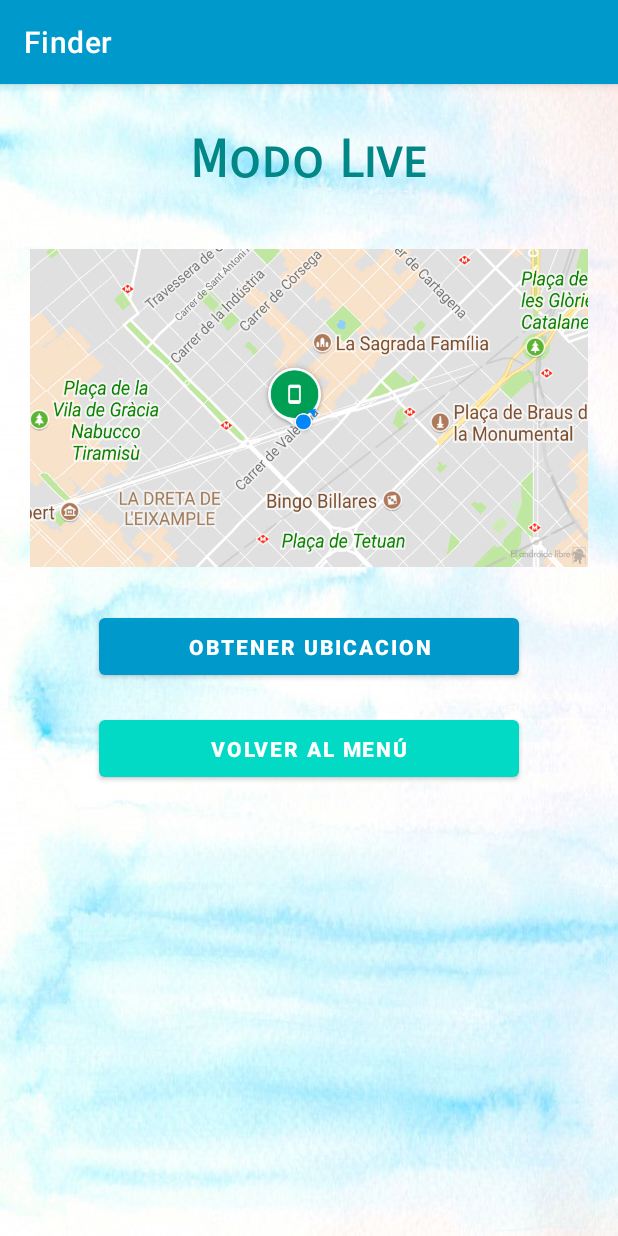
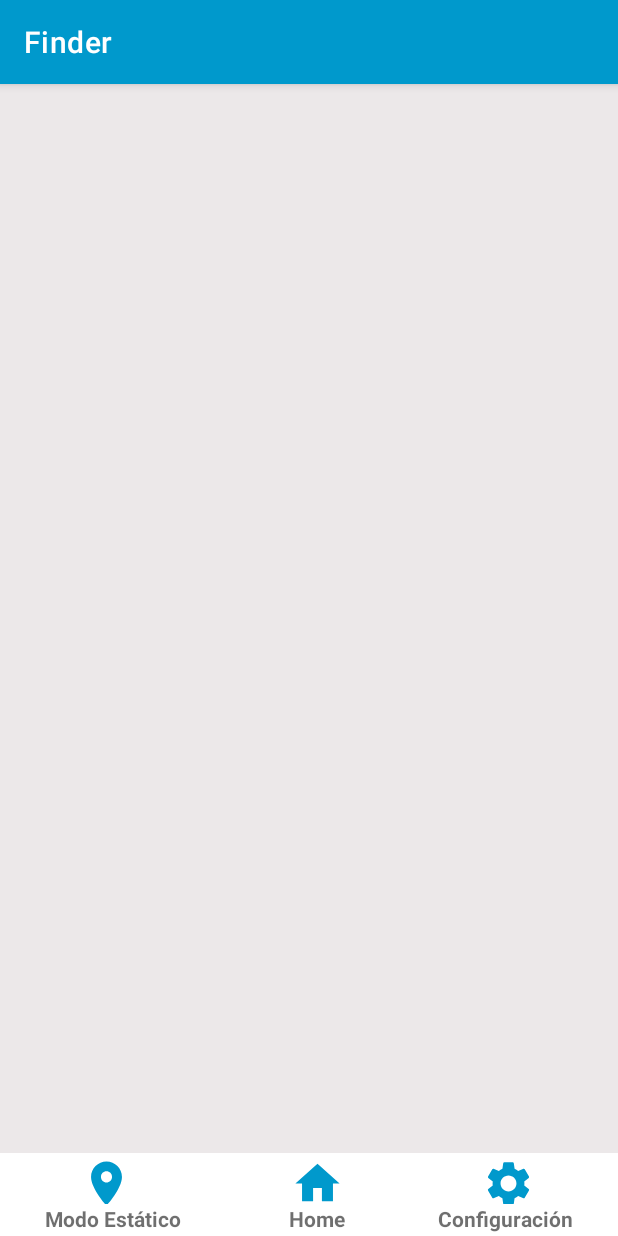
Before and after one commit to amst-fiec/2T2020-Rastreo-de-mochila-v3.0, an Android app: the ModoLive screen opened directly, with no data from a screen before it, on a phone screen of 412 x 824 dp. Run offline under Robolectric (Android 15) with nearby library versions, the phone set to English and light mode, and no system bars; network calls fail; Roboto replaces fonts that are not available here.

Commit message:
se agrego barra de menu en modo live

```diff
--- a/app/build.gradle
+++ b/app/build.gradle
@@ -13,6 +13,7 @@
         versionCode 1
         versionName "1.0"
 
+        vectorDrawables.useSupportLibrary = true
         testInstrumentationRunner "androidx.test.runner.AndroidJUnitRunner"
     }
 
--- a/app/src/main/AndroidManifest.xml
+++ b/app/src/main/AndroidManifest.xml
@@ -9,7 +9,8 @@
         android:roundIcon="@mipmap/ic_icono"
         android:supportsRtl="true"
         android:theme="@style/Theme.Finder">
-        <activity android:name=".RegistroBaterias"></activity>
+        <activity android:name=".Configuraciones"></activity>
+        <activity android:name=".RegistroBaterias" />
         <activity android:name=".Registro" />
         <activity android:name=".Splash">
             <intent-filter>
@@ -45,14 +46,11 @@
         <receiver android:name=".Reminder" />
 
         <service android:name=".ServicioModoEstatico" />
-
-        <service
-            android:name=".Services.MyFirebaseInstanceService">
+        <service android:name=".Services.MyFirebaseInstanceService">
             <intent-filter>
                 <action android:name="com.google.firebase.MESSAGING_EVENT" />
             </intent-filter>
         </service>
-
     </application>
     <uses-permission android:name="android.permission.FOREGROUND_SERVICE" />
     <uses-permission android:name="android.permission.SEND_SMS" />
--- /dev/null
+++ b/app/src/main/java/com/example/finder/Configuraciones.java
@@ -0,0 +1,14 @@
+package com.example.finder;
+
+import androidx.appcompat.app.AppCompatActivity;
+
+import android.os.Bundle;
+
+public class Configuraciones extends AppCompatActivity {
+
+    @Override
+    protected void onCreate(Bundle savedInstanceState) {
+        super.onCreate(savedInstanceState);
+        setContentView(R.layout.activity_configuraciones);
+    }
+}
--- a/app/src/main/java/com/example/finder/ModoEstatico.java
+++ b/app/src/main/java/com/example/finder/ModoEstatico.java
@@ -347,7 +347,7 @@
     // metodo que permite entrar a la base de datos y obtener latitud y longitud del dispositivo seleccionado
 
     public void leerDispositivo(){
-        db_reference.child("Dispositivo").child("Dispositivo"+dispElegido).addValueEventListener(new ValueEventListener() {
+        db_reference.child("Dispositivos").child(dispElegido).addValueEventListener(new ValueEventListener() {
             @Override
             public void onDataChange(DataSnapshot dataSnapshot) {
                 String longitudObt = String.valueOf(dataSnapshot.child("longitud").getValue());
--- a/app/src/main/java/com/example/finder/ModoLive.java
+++ b/app/src/main/java/com/example/finder/ModoLive.java
@@ -19,6 +19,14 @@
 
     public void volverMenu(View view) {
         startActivity(new Intent(getApplicationContext(), Home.class));
+    }
+
+    public void irModoEstatico(View view) {
+        startActivity(new Intent(getApplicationContext(), ModoEstatico.class));
+    }
+
+    public void irSettings(View view) {
+        startActivity(new Intent(getApplicationContext(), Configuraciones.class));
     }
 
     public void Ubicacion(View view){
--- /dev/null
+++ b/app/src/main/res/drawable/ic_home.xml
@@ -0,0 +1,10 @@
+<vector xmlns:android="http://schemas.android.com/apk/res/android"
+    android:width="24dp"
+    android:height="24dp"
+    android:viewportWidth="24"
+    android:viewportHeight="24"
+    android:tint="@android:color/holo_blue_dark">
+  <path
+      android:fillColor="@android:color/white"
+      android:pathData="M10,20v-6h4v6h5v-8h3L12,3 2,12h3v8z"/>
+</vector>
--- /dev/null
+++ b/app/src/main/res/drawable/ic_mark.xml
@@ -0,0 +1,10 @@
+<vector xmlns:android="http://schemas.android.com/apk/res/android"
+    android:width="24dp"
+    android:height="24dp"
+    android:viewportWidth="24"
+    android:viewportHeight="24"
+    android:tint="@android:color/holo_blue_dark">
+  <path
+      android:fillColor="@android:color/white"
+      android:pathData="M12,2C8.13,2 5,5.13 5,9c0,5.25 7,13 7,13s7,-7.75 7,-13c0,-3.87 -3.13,-7 -7,-7zM12,11.5c-1.38,0 -2.5,-1.12 -2.5,-2.5s1.12,-2.5 2.5,-2.5 2.5,1.12 2.5,2.5 -1.12,2.5 -2.5,2.5z"/>
+</vector>
--- /dev/null
+++ b/app/src/main/res/drawable/ic_setting.xml
@@ -0,0 +1,10 @@
+<vector xmlns:android="http://schemas.android.com/apk/res/android"
+    android:width="24dp"
+    android:height="24dp"
+    android:viewportWidth="24"
+    android:viewportHeight="24"
+    android:tint="@android:color/holo_blue_dark">
+  <path
+      android:fillColor="@color/white"
+      android:pathData="M19.14,12.94c0.04,-0.3 0.06,-0.61 0.06,-0.94c0,-0.32 -0.02,-0.64 -0.07,-0.94l2.03,-1.58c0.18,-0.14 0.23,-0.41 0.12,-0.61l-1.92,-3.32c-0.12,-0.22 -0.37,-0.29 -0.59,-0.22l-2.39,0.96c-0.5,-0.38 -1.03,-0.7 -1.62,-0.94L14.4,2.81c-0.04,-0.24 -0.24,-0.41 -0.48,-0.41h-3.84c-0.24,0 -0.43,0.17 -0.47,0.41L9.25,5.35C8.66,5.59 8.12,5.92 7.63,6.29L5.24,5.33c-0.22,-0.08 -0.47,0 -0.59,0.22L2.74,8.87C2.62,9.08 2.66,9.34 2.86,9.48l2.03,1.58C4.84,11.36 4.8,11.69 4.8,12s0.02,0.64 0.07,0.94l-2.03,1.58c-0.18,0.14 -0.23,0.41 -0.12,0.61l1.92,3.32c0.12,0.22 0.37,0.29 0.59,0.22l2.39,-0.96c0.5,0.38 1.03,0.7 1.62,0.94l0.36,2.54c0.05,0.24 0.24,0.41 0.48,0.41h3.84c0.24,0 0.44,-0.17 0.47,-0.41l0.36,-2.54c0.59,-0.24 1.13,-0.56 1.62,-0.94l2.39,0.96c0.22,0.08 0.47,0 0.59,-0.22l1.92,-3.32c0.12,-0.22 0.07,-0.47 -0.12,-0.61L19.14,12.94zM12,15.6c-1.98,0 -3.6,-1.62 -3.6,-3.6s1.62,-3.6 3.6,-3.6s3.6,1.62 3.6,3.6S13.98,15.6 12,15.6z"/>
+</vector>
--- /dev/null
+++ b/app/src/main/res/layout/activity_configuraciones.xml
@@ -0,0 +1,9 @@
+<?xml version="1.0" encoding="utf-8"?>
+<androidx.constraintlayout.widget.ConstraintLayout xmlns:android="http://schemas.android.com/apk/res/android"
+    xmlns:app="http://schemas.android.com/apk/res-auto"
+    xmlns:tools="http://schemas.android.com/tools"
+    android:layout_width="match_parent"
+    android:layout_height="match_parent"
+    tools:context=".Configuraciones">
+
+</androidx.constraintlayout.widget.ConstraintLayout>
--- a/app/src/main/res/layout/activity_modo_live.xml
+++ b/app/src/main/res/layout/activity_modo_live.xml
@@ -1,57 +1,102 @@
 <?xml version="1.0" encoding="utf-8"?>
-<LinearLayout xmlns:android="http://schemas.android.com/apk/res/android"
+<androidx.constraintlayout.widget.ConstraintLayout xmlns:android="http://schemas.android.com/apk/res/android"
     xmlns:app="http://schemas.android.com/apk/res-auto"
     xmlns:tools="http://schemas.android.com/tools"
     android:layout_width="match_parent"
     android:layout_height="match_parent"
     android:layout_gravity="center"
-    android:background="@drawable/fondo"
     android:orientation="vertical"
-    android:padding="20dp"
+    android:background="#ECE8E9"
     tools:context=".ModoLive">
 
-    <TextView
-        android:id="@+id/txt_modoEstatico"
-        android:layout_width="206dp"
-        android:layout_height="62dp"
-        android:layout_gravity="center"
-        android:fontFamily="sans-serif-smallcaps"
-        android:gravity="center"
-        android:text="Modo Live"
-        android:textColor="@color/teal_700"
-        android:textSize="34sp"
-        android:textStyle="bold" />
+    <LinearLayout
+        android:layout_width="match_parent"
+        android:layout_height="55dp"
+        android:orientation="vertical"
+        app:layout_constraintBottom_toBottomOf="parent"
+        app:layout_constraintEnd_toEndOf="parent"
+        app:layout_constraintHorizontal_bias="0.6"
+        app:layout_constraintStart_toStartOf="parent"
+        app:layout_constraintTop_toTopOf="parent"
+        android:background="#fff"
+        app:layout_constraintVertical_bias="1.0">
 
-    <ImageView
-        android:id="@+id/imageView3"
-        android:layout_width="match_parent"
-        android:layout_height="268dp"
-        app:srcCompat="@drawable/localizacion" />
+        <LinearLayout
+            android:layout_width="match_parent"
+            android:layout_height="2dp"
+            android:layout_weight="1"
+            android:orientation="vertical">
+        </LinearLayout>
 
-    <Button
-        android:id="@+id/btn_ubicacion"
-        android:layout_width="280dp"
-        android:layout_height="50dp"
-        android:layout_gravity="center"
-        android:onClick="Ubicacion"
-        android:text="OBTENER UBICACION"
-        android:textStyle="bold"
-        app:backgroundTint="@android:color/holo_blue_dark" />
+        <LinearLayout
+            android:layout_width="match_parent"
+            android:layout_height="30dp"
+            android:layout_weight="1"
+            android:orientation="horizontal">
 
-    <TextView
-        android:id="@+id/txt_nadaL2"
-        android:layout_width="match_parent"
-        android:layout_height="18dp" />
+            <ImageView
+                android:id="@+id/imgMark"
+                android:layout_width="35dp"
+                android:layout_height="35dp"
+                android:layout_marginHorizontal="53dp"
+                android:onClick="irModoEstatico"
+                app:srcCompat="@drawable/ic_mark" />
 
-    <Button
-        android:id="@+id/btn_volver"
-        android:layout_width="280dp"
-        android:layout_height="50dp"
-        android:layout_gravity="center"
-        android:onClick="volverMenu"
-        android:text="Volver al menú"
-        android:textStyle="bold"
-        app:backgroundTint="@color/teal_200" />
+            <ImageView
+                android:id="@+id/imgHome"
+                android:layout_width="35dp"
+                android:layout_height="35dp"
+                android:layout_marginHorizontal="52dp"
+                android:onClick="volverMenu"
+                app:srcCompat="@drawable/ic_home" />
+
+            <ImageView
+                android:id="@+id/imgSet"
+                android:layout_width="35dp"
+                android:layout_height="35dp"
+                android:layout_marginHorizontal="40dp"
+                android:onClick="irSettings"
+                app:srcCompat="@drawable/ic_setting" />
+
+        </LinearLayout>
+
+        <LinearLayout
+            android:layout_width="match_parent"
+            android:layout_height="20dp"
+            android:layout_weight="1"
+            android:orientation="horizontal">
+
+            <TextView
+                android:id="@+id/textModo"
+                android:layout_width="100dp"
+                android:layout_height="20dp"
+                android:layout_marginHorizontal="25dp"
+                android:gravity="center"
+                android:text="Modo Estático"
+                android:textColor="@color/common_google_signin_btn_text_light_focused"
+                android:textStyle="bold" />
+
+            <TextView
+                android:id="@+id/textHome"
+                android:layout_width="50dp"
+                android:layout_height="20dp"
+                android:layout_marginHorizontal="36dp"
+                android:gravity="center"
+                android:text="Home"
+                android:textColor="@color/common_google_signin_btn_text_light_default"
+                android:textStyle="bold" />
+
+            <TextView
+                android:id="@+id/textSettings"
+                android:layout_width="100dp"
+                android:layout_height="20dp"
+                android:layout_marginHorizontal="14dp"
+                android:gravity="center"
+                android:text="Configuración"
+                android:textColor="@color/common_google_signin_btn_text_light_default"
+                android:textStyle="bold" />
+        </LinearLayout>
+    </LinearLayout>
 
 
-</LinearLayout>
+</androidx.constraintlayout.widget.ConstraintLayout>
```
